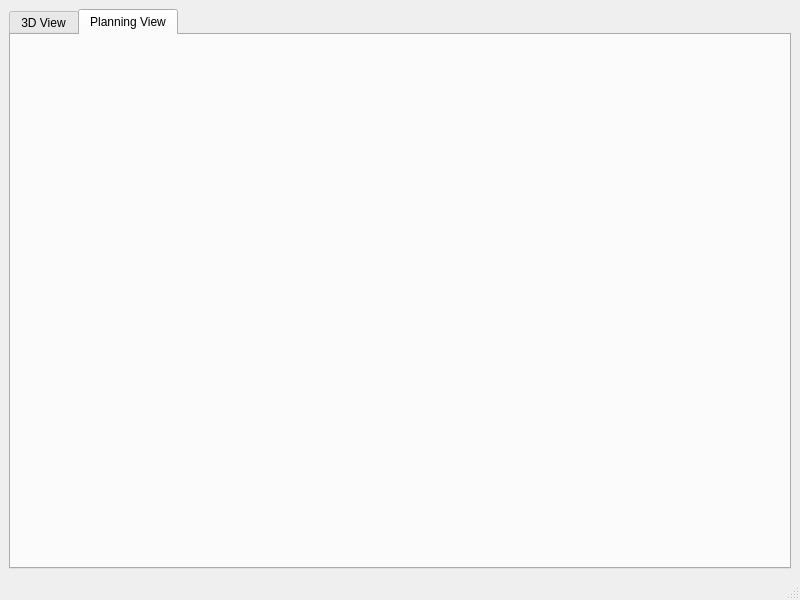
RedwanNewaz/droneController, file window_v1.ui: the form before one commit.
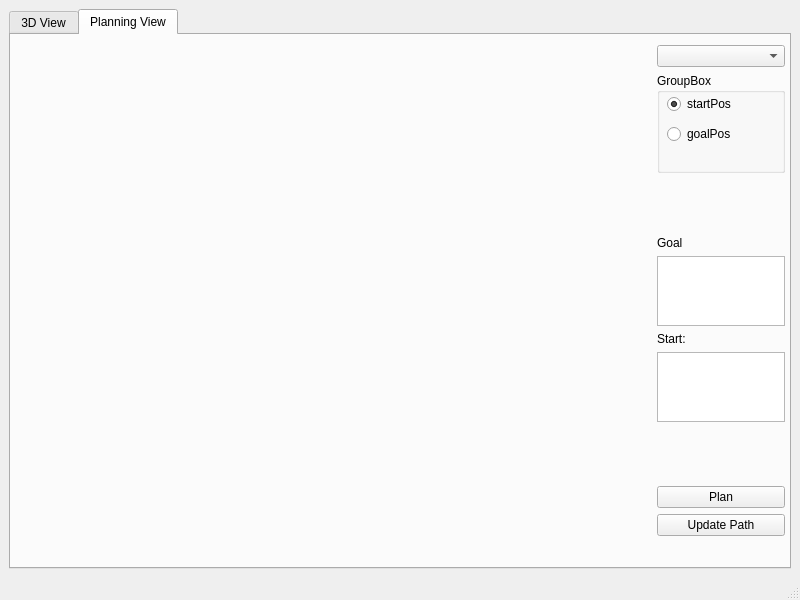
The form after the commit. Icons and pictures are not drawn.

Patch:
```diff
--- a/window_v1.ui
+++ b/window_v1.ui
@@ -14,7 +14,7 @@
    <string>MainWindow</string>
   </property>
   <widget class="QWidget" name="centralwidget">
-   <layout class="QVBoxLayout" name="verticalLayout_2">
+   <layout class="QHBoxLayout" name="horizontalLayout_3">
     <item>
      <widget class="QTabWidget" name="tabWidget">
       <property name="currentIndex">
@@ -297,19 +297,155 @@
        </layout>
       </widget>
       <widget class="QWidget" name="plan_2D">
+       <property name="sizePolicy">
+        <sizepolicy hsizetype="Expanding" vsizetype="Expanding">
+         <horstretch>0</horstretch>
+         <verstretch>0</verstretch>
+        </sizepolicy>
+       </property>
        <attribute name="title">
         <string>Planning View</string>
        </attribute>
        <widget class="QWidget" name="verticalLayoutWidget">
         <property name="geometry">
          <rect>
-          <x>0</x>
-          <y>0</y>
-          <width>781</width>
-          <height>501</height>
+          <x>3</x>
+          <y>10</y>
+          <width>771</width>
+          <height>491</height>
          </rect>
         </property>
-        <layout class="QVBoxLayout" name="plan_view"/>
+        <layout class="QHBoxLayout" name="horizontalLayout_4" stretch="5,1">
+         <item>
+          <layout class="QVBoxLayout" name="plan_view"/>
+         </item>
+         <item>
+          <layout class="QVBoxLayout" name="verticalLayout_2">
+           <item>
+            <widget class="QComboBox" name="loadEnvCombo"/>
+           </item>
+           <item>
+            <widget class="QGroupBox" name="groupBox">
+             <property name="minimumSize">
+              <size>
+               <width>0</width>
+               <height>100</height>
+              </size>
+             </property>
+             <property name="title">
+              <string>GroupBox</string>
+             </property>
+             <widget class="QRadioButton" name="startPos">
+              <property name="geometry">
+               <rect>
+                <x>10</x>
+                <y>20</y>
+                <width>116</width>
+                <height>22</height>
+               </rect>
+              </property>
+              <property name="text">
+               <string>startPos</string>
+              </property>
+              <property name="checked">
+               <bool>true</bool>
+              </property>
+             </widget>
+             <widget class="QRadioButton" name="goalPos">
+              <property name="geometry">
+               <rect>
+                <x>10</x>
+                <y>50</y>
+                <width>116</width>
+                <height>22</height>
+               </rect>
+              </property>
+              <property name="text">
+               <string>goalPos</string>
+              </property>
+             </widget>
+            </widget>
+           </item>
+           <item>
+            <spacer name="verticalSpacer_3">
+             <property name="orientation">
+              <enum>Qt::Vertical</enum>
+             </property>
+             <property name="sizeHint" stdset="0">
+              <size>
+               <width>20</width>
+               <height>400</height>
+              </size>
+             </property>
+            </spacer>
+           </item>
+           <item>
+            <widget class="QLabel" name="label_3">
+             <property name="text">
+              <string>Goal</string>
+             </property>
+            </widget>
+           </item>
+           <item>
+            <widget class="QPlainTextEdit" name="goalInputText">
+             <property name="plainText">
+              <string/>
+             </property>
+            </widget>
+           </item>
+           <item>
+            <widget class="QLabel" name="label_2">
+             <property name="text">
+              <string>Start:</string>
+             </property>
+            </widget>
+           </item>
+           <item>
+            <widget class="QPlainTextEdit" name="startInputText"/>
+           </item>
+           <item>
+            <spacer name="verticalSpacer_4">
+             <property name="orientation">
+              <enum>Qt::Vertical</enum>
+             </property>
+             <property name="sizeHint" stdset="0">
+              <size>
+               <width>20</width>
+               <height>40</height>
+              </size>
+             </property>
+            </spacer>
+           </item>
+           <item>
+            <spacer name="verticalSpacer_5">
+             <property name="orientation">
+              <enum>Qt::Vertical</enum>
+             </property>
+             <property name="sizeHint" stdset="0">
+              <size>
+               <width>20</width>
+               <height>400</height>
+              </size>
+             </property>
+            </spacer>
+           </item>
+           <item>
+            <widget class="QPushButton" name="planButton">
+             <property name="text">
+              <string>Plan</string>
+             </property>
+            </widget>
+           </item>
+           <item>
+            <widget class="QPushButton" name="updateButton">
+             <property name="text">
+              <string>Update Path</string>
+             </property>
+            </widget>
+           </item>
+          </layout>
+         </item>
+        </layout>
        </widget>
       </widget>
      </widget>
```
Left out of the diff: 4 changed lines with no effect on the pictures.
